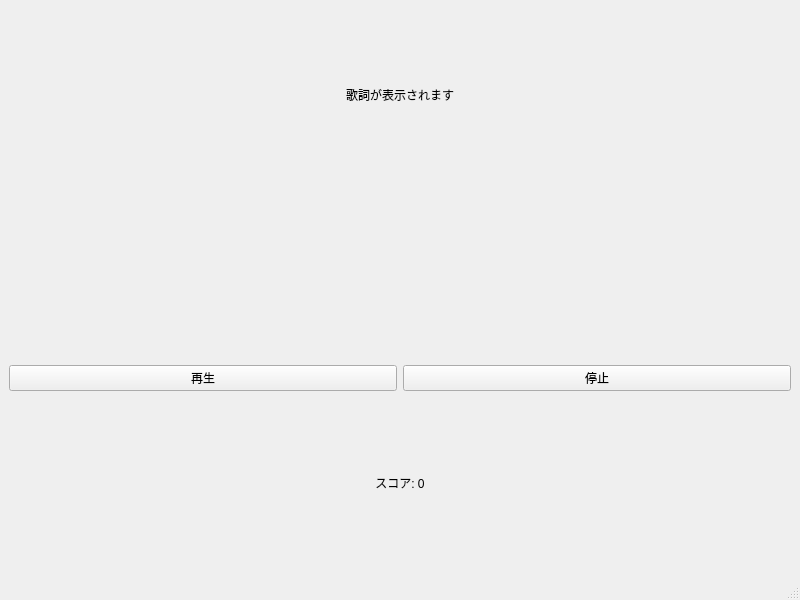
The window that src/gui/ui/main_window.ui (ajshooting/nandemo-karaoke) describes before a commit, drawn with Qt 5.
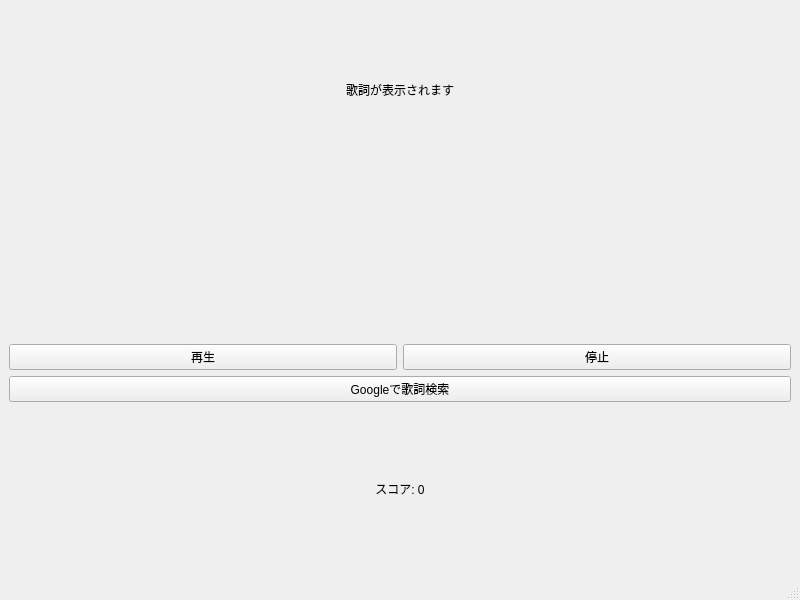
The same window after the commit. Custom widgets are drawn as their Qt base class.

Commit message: 歌詞検索機能(外部ブラウザ)を追加

Diff of the .ui file:
```diff
--- a/src/gui/ui/main_window.ui
+++ b/src/gui/ui/main_window.ui
@@ -53,6 +53,17 @@
                         </item>
                     </layout>
                 </item>
+                <item>
+                    <layout class="QHBoxLayout" name="horizontalLayout">
+                        <item>
+                            <widget class="QPushButton" name="searchButton">
+                                <property name="text">
+                                    <string>Googleで歌詞検索</string>
+                                </property>
+                            </widget>
+                        </item>
+                    </layout>
+                </item>
                 <item>
                     <widget class="QLabel" name="scoreLabel">
                         <property name="text">
```
The commit also changes 2 other files.
